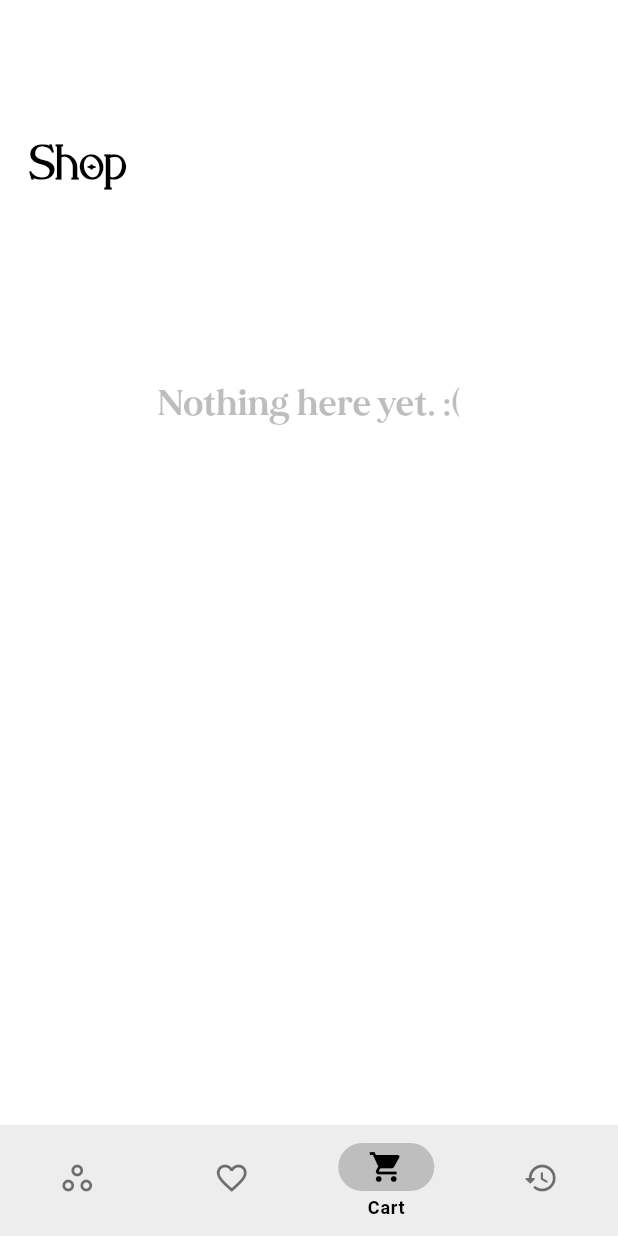
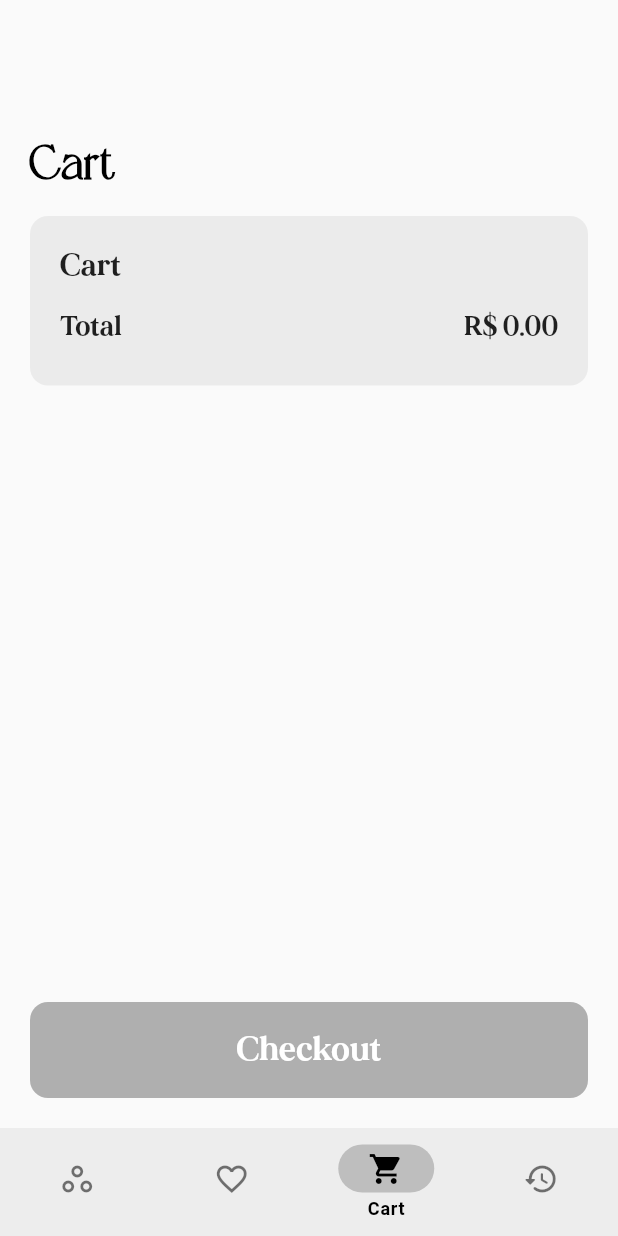
Before and after one commit to alisuetal/basic-shop, a Flutter app: the screen it shows after launch, item 3 of the bottom bar chosen, on a phone screen of 412 x 824 dp. Run offline on Flutter 3.47's test engine with Material 2 defaults, Android fonts, the phone set to English and light mode, and no system bars; network calls fail.

Commit message:
[IMPROVEMENTS][GENERAL] Solved warnings, such as consts in Widgets; [IMPROVEMENTS][GENERAL] Improved some widget structures for better reuse;
[UPDATED][PAGE] AddToCart:
[+] Show current cart below the selected item;
[+] Add to cart button working;
[*] Add to cart button won't work if the price is 0.

[NEW][PAGE] Cart:
[+] Cart items list, with each total (based on amount of each item), and general total;
[+] Show Cart items individually with each total (based on amount of each item);
[+] Remove Cart items.

[NEW][PAGE] Orders:
[+] Show previous orders;

```diff
--- a/lib/components/button_submit.dart
+++ b/lib/components/button_submit.dart
@@ -15,14 +15,14 @@ class ButtonSubmit extends StatelessWidget {
   @override
   Widget build(BuildContext context) {
     return GestureDetector(
-      onTap: onSubmit,
+      onTap: enabled ? onSubmit : () {},
       child: Container(
         width: double.infinity,
         height: 64,
         child: Center(
           child: Text(
             text,
-            style: TextStyle(
+            style: const TextStyle(
               fontFamily: "Mirage",
               fontWeight: FontWeight.w700,
               fontSize: 22,
@@ -33,8 +33,8 @@ class ButtonSubmit extends StatelessWidget {
         decoration: BoxDecoration(
           color: enabled
               ? Theme.of(context).colorScheme.primary
-              : Theme.of(context).colorScheme.primary.withOpacity(0.4),
-          borderRadius: BorderRadius.all(Radius.circular(12)),
+              : Theme.of(context).colorScheme.primary.withOpacity(0.3),
+          borderRadius: const BorderRadius.all(Radius.circular(12)),
         ),
       ),
     );
--- /dev/null
+++ b/lib/components/cart_list.dart
@@ -0,0 +1,142 @@
+import 'package:flutter/material.dart';
+import 'package:provider/provider.dart';
+import 'package:shop/models/cart.dart';
+import 'package:shop/models/cart_item.dart';
+import 'package:shop/models/product.dart';
+import 'package:shop/models/product_list.dart';
+import 'package:shop/utils/app_routes.dart';
+
+class CartList extends StatelessWidget {
+  Function()? hide;
+  CartList({Key? key, this.hide}) : super(key: key);
+
+  void _selectProduct(BuildContext context, CartItem item) {
+    Product product = Provider.of<ProductList>(context, listen: false)
+        .items
+        .where((element) => element.id == item.productId)
+        .first;
+    Navigator.of(context)
+        .pushNamed(AppRoutes.PRODUCT_DETAIL, arguments: product);
+  }
+
+  @override
+  Widget build(BuildContext context) {
+    final cart = Provider.of<Cart>(context, listen: false);
+    final items = Provider.of<Cart>(context, listen: false).items;
+    return Container(
+      width: double.infinity,
+      decoration: BoxDecoration(
+        borderRadius: const BorderRadius.all(Radius.circular(12)),
+        color: Theme.of(context).colorScheme.primary.withOpacity(0.06),
+      ),
+      child: Padding(
+        padding: const EdgeInsets.all(20),
+        child: Column(
+          crossAxisAlignment: CrossAxisAlignment.start,
+          children: [
+            const Text(
+              "Cart",
+              style: TextStyle(
+                fontFamily: "Mirage",
+                fontSize: 20,
+                fontWeight: FontWeight.w700,
+              ),
+            ),
+            MediaQuery.removePadding(
+              context: context,
+              removeTop: true,
+              child: ListView.builder(
+                itemCount: items.length,
+                shrinkWrap: true,
+                physics: const NeverScrollableScrollPhysics(),
+                itemBuilder: (context, index) {
+                  return Padding(
+                    padding: const EdgeInsets.only(
+                      top: 8,
+                    ),
+                    child: Row(
+                      mainAxisAlignment: MainAxisAlignment.spaceBetween,
+                      children: [
+                        GestureDetector(
+                          onTap: () => _selectProduct(context, items[index]),
+                          child: Text(
+                            items[index].quantity.toString() +
+                                "x " +
+                                items[index].title,
+                            style: const TextStyle(
+                              fontFamily: "Mirage",
+                              fontSize: 16,
+                              fontWeight: FontWeight.w600,
+                              decoration: TextDecoration.underline,
+                            ),
+                          ),
+                        ),
+                        Text(
+                          "R\$ " +
+                              (items[index].price * items[index].quantity)
+                                  .toStringAsFixed(2),
+                          style: const TextStyle(
+                            fontFamily: "Mirage",
+                            fontSize: 16,
+                            fontWeight: FontWeight.w600,
+                            color: Colors.black38,
+                          ),
+                        ),
+                      ],
+                    ),
+                  );
+                },
+              ),
+            ),
+            const SizedBox(
+              height: 16,
+            ),
+            Row(
+              mainAxisAlignment: MainAxisAlignment.spaceBetween,
+              children: [
+                const Text(
+                  "Total",
+                  style: TextStyle(
+                    fontFamily: "Mirage",
+                    fontSize: 18,
+                    fontWeight: FontWeight.w600,
+                  ),
+                ),
+                Text(
+                  "R\$ " + cart.totalAmount.toStringAsFixed(2),
+                  style: const TextStyle(
+                    fontFamily: "Mirage",
+                    fontSize: 18,
+                    fontWeight: FontWeight.w600,
+                  ),
+                ),
+              ],
+            ),
+            const SizedBox(
+              height: 8,
+            ),
+            if (hide != null)
+              Row(
+                mainAxisAlignment: MainAxisAlignment.center,
+                children: [
+                  GestureDetector(
+                    onTap: hide,
+                    child: const Text(
+                      "Hide cart",
+                      style: TextStyle(
+                        fontFamily: "Mirage",
+                        fontSize: 18,
+                        fontWeight: FontWeight.w700,
+                        color: Colors.black38,
+                        decoration: TextDecoration.underline,
+                      ),
+                    ),
+                  ),
+                ],
+              ),
+          ],
+        ),
+      ),
+    );
+  }
+}
--- a/lib/components/form_quantity.dart
+++ b/lib/components/form_quantity.dart
@@ -6,10 +6,10 @@ import 'package:shop/models/cart.dart';
 import 'package:shop/models/product.dart';
 
 class FormQuantity extends StatefulWidget {
-  int quantity;
+  final int quantity;
   final Product product;
 
-  FormQuantity({
+  const FormQuantity({
     Key? key,
     required this.quantity,
     required this.product,
--- a/lib/components/horizontal_product.dart
+++ b/lib/components/horizontal_product.dart
@@ -26,7 +26,7 @@ class HorizontalProduct extends StatelessWidget {
           Flexible(
             flex: 3,
             child: Padding(
-              padding: EdgeInsets.all(10),
+              padding: const EdgeInsets.all(10),
               child: Column(
                 crossAxisAlignment: CrossAxisAlignment.start,
                 children: [
--- a/lib/components/product_grid.dart
+++ b/lib/components/product_grid.dart
@@ -27,7 +27,7 @@ class ProductGrid extends StatelessWidget {
               mainAxisAlignment: MainAxisAlignment.center,
               children: const [
                 Text(
-                  "Nothing here yet. :(",
+                  "Nothing here yet.",
                   style: TextStyle(
                       fontSize: 24,
                       fontWeight: FontWeight.w700,
--- a/lib/main.dart
+++ b/lib/main.dart
@@ -2,6 +2,7 @@ import 'package:flutter/material.dart';
 import 'package:flutter/services.dart';
 import 'package:provider/provider.dart';
 import 'package:shop/models/cart.dart';
+import 'package:shop/models/order_list.dart';
 import 'package:shop/models/product_list.dart';
 import 'package:shop/pages/product_add_cart.dart';
 import 'package:shop/pages/product_detail.dart';
@@ -23,14 +24,14 @@ void main() {
 
 class MyApp extends StatelessWidget {
   const MyApp({Key? key}) : super(key: key);
-
   // This widget is the root of your application.
   @override
   Widget build(BuildContext context) {
     return MultiProvider(
       providers: [
         ChangeNotifierProvider(create: (_) => ProductList()),
-        ChangeNotifierProvider(create: (_) => Cart())
+        ChangeNotifierProvider(create: (_) => Cart()),
+        ChangeNotifierProvider(create: (_) => OrderList())
       ],
       child: MaterialApp(
         title: 'Shop',
@@ -42,11 +43,11 @@ class MyApp extends StatelessWidget {
         initialRoute: AppRoutes.HOME,
         routes: {
           AppRoutes.PRODUCTS_OVERVIEW: (context) =>
-              const ProductsOverView(onlyFavorites: false),
+              const ProductsOverView(title: "Shop", onlyFavorites: false),
           AppRoutes.PRODUCT_DETAIL: (context) => const ProductDetail(),
           AppRoutes.CART: (context) => Container(),
           AppRoutes.HISTORY: (context) => Container(),
-          AppRoutes.ADD_TO_CART: (context) => CartAddProduct(),
+          AppRoutes.ADD_TO_CART: (context) => const CartAddProduct(),
         },
       ),
     );
--- a/lib/models/cart.dart
+++ b/lib/models/cart.dart
@@ -7,8 +7,12 @@ import 'package:shop/models/product.dart';
 class Cart with ChangeNotifier {
   Map<String, CartItem> _items = {};
 
-  Map<String, CartItem> get items {
-    return {..._items};
+  List<CartItem> get items {
+    List<CartItem> localItems = [];
+    _items.forEach((key, value) {
+      localItems.add(value);
+    });
+    return localItems;
   }
 
   int get itemsCount {
--- /dev/null
+++ b/lib/models/order.dart
@@ -0,0 +1,15 @@
+import 'package:shop/models/cart_item.dart';
+
+class Order {
+  final String id;
+  final double total;
+  final List<CartItem> products;
+  final DateTime date;
+
+  Order({
+    required this.id,
+    required this.total,
+    required this.products,
+    required this.date,
+  });
+}
--- /dev/null
+++ b/lib/models/order_list.dart
@@ -0,0 +1,31 @@
+import 'dart:math';
+
+import 'package:flutter/material.dart';
+import 'package:shop/models/cart.dart';
+import 'package:shop/models/order.dart';
+
+class OrderList with ChangeNotifier {
+  List<Order> _items = [];
+
+  List<Order> get items {
+    return [..._items];
+  }
+
+  int get itemsCount {
+    return _items.length;
+  }
+
+  void addOrder(Cart cart) {
+    _items.insert(
+      0,
+      Order(
+        id: Random().nextDouble().toString(),
+        total: cart.totalAmount,
+        date: DateTime.now(),
+        products: cart.items.toList(),
+      ),
+    );
+
+    notifyListeners();
+  }
+}
--- /dev/null
+++ b/lib/pages/cart.dart
@@ -0,0 +1,83 @@
+import 'package:flutter/material.dart';
+import 'package:provider/provider.dart';
+import 'package:shop/components/app_bar.dart';
+import 'package:shop/components/button_submit.dart';
+import 'package:shop/components/cart_list.dart';
+import 'package:shop/components/horizontal_product_cart.dart';
+import 'package:shop/models/cart.dart';
+import 'package:shop/models/order_list.dart';
+import 'package:shop/models/product.dart';
+import 'package:shop/models/product_list.dart';
+
+class CartPage extends StatelessWidget {
+  const CartPage({Key? key}) : super(key: key);
+
+  @override
+  Widget build(BuildContext context) {
+    final orderList = Provider.of<OrderList>(context);
+    final cart = Provider.of<Cart>(context);
+    final cartItems = cart.items;
+    return Scaffold(
+      body: Column(
+        children: [
+          Flexible(
+            fit: FlexFit.tight,
+            child: SingleChildScrollView(
+              child: Padding(
+                padding: const EdgeInsets.only(
+                  left: 20,
+                  right: 20,
+                  bottom: 20,
+                ),
+                child: Column(
+                  children: [
+                    const AppBarWidget(title: "Cart", backButton: false),
+                    CartList(),
+                    MediaQuery.removePadding(
+                      context: context,
+                      removeTop: true,
+                      child: ListView.builder(
+                        itemCount: cartItems.length,
+                        shrinkWrap: true,
+                        physics: const NeverScrollableScrollPhysics(),
+                        itemBuilder: (context, index) {
+                          Product product = Provider.of<ProductList>(
+                            context,
+                            listen: false,
+                          )
+                              .items
+                              .where((element) =>
+                                  element.id == cartItems[index].productId)
+                              .first;
+                          return Padding(
+                            padding: const EdgeInsets.only(
+                              top: 20,
+                            ),
+                            child: HorizontalProductCart(
+                                product: product,
+                                quantity: cartItems[index].quantity),
+                          );
+                        },
+                      ),
+                    ),
+                  ],
+                ),
+              ),
+            ),
+          ),
+          Padding(
+            padding: const EdgeInsets.all(20.0),
+            child: ButtonSubmit(
+              onSubmit: () {
+                orderList.addOrder(cart);
+                cart.clear();
+              },
+              text: "Checkout",
+              enabled: cartItems.isNotEmpty,
+            ),
+          )
+        ],
+      ),
+    );
+  }
+}
--- a/lib/pages/products_overview.dart
+++ b/lib/pages/products_overview.dart
@@ -4,7 +4,9 @@ import 'package:shop/components/product_grid.dart';
 
 class ProductsOverView extends StatefulWidget {
   final bool onlyFavorites;
-  const ProductsOverView({Key? key, required this.onlyFavorites})
+  final String title;
+  const ProductsOverView(
+      {Key? key, required this.onlyFavorites, required this.title})
       : super(key: key);
 
   @override
@@ -12,10 +14,6 @@ class ProductsOverView extends StatefulWidget {
 }
 
 class _ProductsOverViewState extends State<ProductsOverView> {
-  void _refreshPage() {
-    setState(() {});
-  }
-
   @override
   Widget build(BuildContext context) {
     return Scaffold(
@@ -29,7 +27,7 @@ class _ProductsOverViewState extends State<ProductsOverView> {
           ),
           child: Column(
             children: [
-              const AppBarWidget(title: "Shop", backButton: false),
+              AppBarWidget(title: widget.title, backButton: false),
               ProductGrid(
                 onlyFavorites: widget.onlyFavorites,
               ),
--- a/lib/pages/tabs_screen.dart
+++ b/lib/pages/tabs_screen.dart
@@ -1,5 +1,7 @@
 import 'package:flutter/material.dart';
 import 'package:shop/components/navigation_bar_icons.dart';
+import 'package:shop/pages/cart.dart';
+import 'package:shop/pages/order.dart';
 import 'package:shop/pages/products_overview.dart';
 
 class TabsScreen extends StatefulWidget {
@@ -13,10 +15,10 @@ class _TabsScreenState extends State<TabsScreen> {
   int _selectedScreenIndex = 0;
 
   late final List<Widget> _screens = [
-    const ProductsOverView(onlyFavorites: false),
-    const ProductsOverView(onlyFavorites: true),
-    const ProductsOverView(onlyFavorites: true),
-    const ProductsOverView(onlyFavorites: true),
+    const ProductsOverView(title: "Shop", onlyFavorites: false),
+    const ProductsOverView(title: "Favorites", onlyFavorites: true),
+    const CartPage(),
+    const OrderPage(),
   ];
 
   _selectScreen(int index) {
@@ -35,7 +37,7 @@ class _TabsScreenState extends State<TabsScreen> {
             child: _screens[_selectedScreenIndex],
           ),
           Container(
-            height: 74,
+            height: 72,
             width: double.infinity,
             decoration: BoxDecoration(
               color: Theme.of(context).colorScheme.primary.withOpacity(0.05),
@@ -77,7 +79,7 @@ class _TabsScreenState extends State<TabsScreen> {
                     NavBarIcon(
                       icon: Icons.history_rounded,
                       inactiveIcon: Icons.history_rounded,
-                      label: "History",
+                      label: "Orders",
                       labelOnActive: true,
                       darkMode: false,
                       active: (_selectedScreenIndex == 3),
```
Also changed, not shown: lib/components/horizontal_product_cart.dart (added, +99 -0 lines), lib/components/order_list.dart (added, +104 -0 lines), lib/pages/order.dart (added, +73 -0 lines), lib/pages/product_add_cart.dart (+37 -1 lines), 1 other file.
